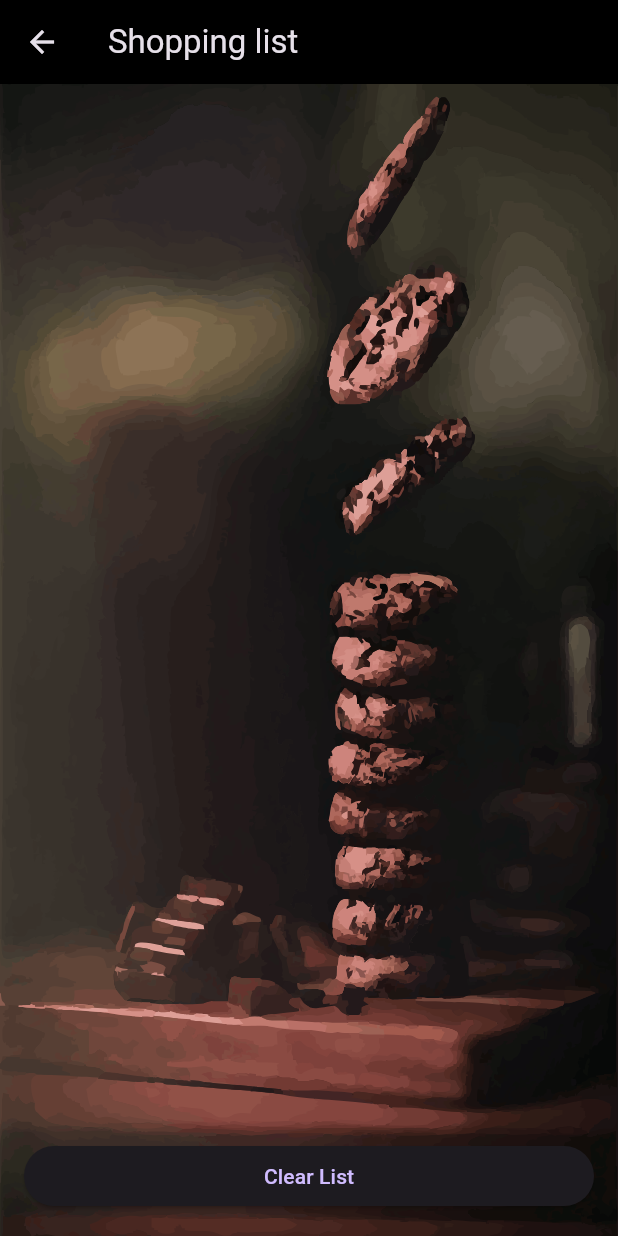
After one commit to romeovasil/proiect_chs, a Flutter app: the ShoppingCartScreen screen opened directly, after a tap on "Clear List", on a phone screen of 412 x 824 dp. The commit adds this screen. Run offline on Flutter 3.47's test engine with Material 3 defaults, Android fonts, the phone set to English and light mode, and no system bars; our stand-ins replace cloud_firestore, firebase_auth, firebase_core, firebase_storage, flutter_svg, image_picker and 1 more; accounts and stored records are empty; network calls fail.

Commit message:
added shopinglist screen

```diff
--- a/lib/resources/firestore_methods.dart
+++ b/lib/resources/firestore_methods.dart
@@ -72,4 +72,43 @@ class FirestoreMethods {
       );
     }
   }
+
+  Future<void> addIngredient(String uid, String ingredient) async {
+    DocumentReference userShoppingList =
+        _firebaseFirestore.collection("shoppingLists").doc(uid);
+
+    var snapshot = await userShoppingList.get();
+    var currentIngredients =
+        snapshot.exists ? List<String>.from(snapshot['ingredients']) : [];
+
+    currentIngredients.add(ingredient);
+
+    await userShoppingList.set({'ingredients': currentIngredients});
+  }
+
+  Future<void> deleteIngredient(String uid, String ingredient) async {
+    DocumentReference userShoppingList =
+        _firebaseFirestore.collection("shoppingLists").doc(uid);
+
+    var snapshot = await userShoppingList.get();
+    var currentIngredients =
+        snapshot.exists ? List<String>.from(snapshot['ingredients']) : [];
+
+    currentIngredients.remove(ingredient);
+
+    await userShoppingList.set({'ingredients': currentIngredients});
+  }
+
+  Future<void> clearShoppingList(String uid) async {
+    DocumentReference userShoppingList =
+        _firebaseFirestore.collection("shoppingLists").doc(uid);
+
+    var snapshot = await userShoppingList.get();
+    var currentIngredients =
+        snapshot.exists ? List<String>.from(snapshot['ingredients']) : [];
+
+    currentIngredients.clear();
+
+    await userShoppingList.set({'ingredients': currentIngredients});
+  }
 }
--- /dev/null
+++ b/lib/screens/shopping_cart_screen.dart
@@ -0,0 +1,134 @@
+import 'package:cloud_firestore/cloud_firestore.dart';
+import 'package:flutter/material.dart';
+import 'package:flutter_svg/svg.dart';
+import 'package:proiect_chs_r/resources/firestore_methods.dart';
+import 'package:proiect_chs_r/utils/colors.dart';
+import 'package:proiect_chs_r/providers/user_provider.dart';
+import 'package:provider/provider.dart';
+
+class ShoppingCartScreen extends StatefulWidget {
+  const ShoppingCartScreen({Key? key}) : super(key: key);
+
+  @override
+  _ShoppingCartScreenState createState() => _ShoppingCartScreenState();
+}
+
+class _ShoppingCartScreenState extends State<ShoppingCartScreen> {
+  late UserProvider userProvider;
+  List<String> shoppingList = [];
+
+  Future<List<String>> getShoppingList() async {
+    try {
+      DocumentSnapshot<Map<String, dynamic>> shoppingListsDoc =
+          await FirebaseFirestore.instance
+              .collection('shoppingLists')
+              .doc(userProvider.getUser!.uid)
+              .get();
+
+      if (shoppingListsDoc.exists) {
+        setState(() {
+          shoppingList =
+              List<String>.from(shoppingListsDoc.data()!['ingredients']);
+        });
+      }
+
+      print(shoppingList);
+    } catch (error) {
+      print('Error retrieving shopping list: $error');
+    }
+
+    return [];
+  }
+
+  @override
+  void initState() {
+    super.initState();
+    userProvider = Provider.of<UserProvider>(context, listen: false);
+    getShoppingList();
+  }
+
+  @override
+  void didChangeDependencies() {
+    super.didChangeDependencies();
+    userProvider = Provider.of<UserProvider>(context);
+  }
+
+  Future<void> deleteIngredient(String ingredient) async {
+    try {
+      await FirebaseFirestore.instance
+          .collection('shoppingLists')
+          .doc(userProvider.getUser!.uid)
+          .update({
+        'ingredients': FieldValue.arrayRemove([ingredient]),
+      });
+
+      getShoppingList();
+    } catch (error) {
+      print('Error deleting ingredient: $error');
+    }
+  }
+
+  Future<void> clearShoppingList() async {
+    await FirestoreMethods().clearShoppingList(userProvider.getUser!.uid);
+    getShoppingList();
+  }
+
+  @override
+  Widget build(BuildContext context) {
+    return Scaffold(
+      appBar: AppBar(
+        backgroundColor: mobileBackgroundColor,
+        title: const Text("Shopping list"),
+        centerTitle: false,
+      ),
+      body: Stack(
+        children: [
+          Positioned.fill(
+            child: SvgPicture.asset(
+              'assets/wallpaper.svg',
+              fit: BoxFit.cover,
+            ),
+          ),
+          Container(
+            margin: const EdgeInsets.only(top: 16.0, left: 16.0, right: 16.0),
+            child: ClipRRect(
+              borderRadius: BorderRadius.circular(12.0),
+              child: ListView.builder(
+                itemCount: shoppingList.length,
+                itemBuilder: (context, index) {
+                  return Container(
+                    margin: const EdgeInsets.symmetric(vertical: 8.0),
+                    decoration: BoxDecoration(
+                      color: Color.fromARGB(255, 174, 126, 5),
+                      borderRadius: BorderRadius.circular(12.0),
+                    ),
+                    child: ListTile(
+                      title: Text(shoppingList[index]),
+                      trailing: IconButton(
+                        icon: Icon(Icons.delete),
+                        onPressed: () {
+                          deleteIngredient(shoppingList[index]);
+                        },
+                      ),
+                    ),
+                  );
+                },
+              ),
+            ),
+          ),
+          Positioned(
+            bottom: 16.0,
+            left: 16.0,
+            right: 16.0,
+            child: ElevatedButton(
+              onPressed: () async {
+                await clearShoppingList();
+              },
+              child: Text("Clear List"),
+            ),
+          ),
+        ],
+      ),
+    );
+  }
+}
--- a/lib/utils/global_variables.dart
+++ b/lib/utils/global_variables.dart
@@ -3,13 +3,14 @@ import 'package:proiect_chs_r/screens/add_recipe_screen.dart';
 import 'package:proiect_chs_r/screens/home_screen.dart';
 import 'package:proiect_chs_r/screens/profile_screen.dart';
 import 'package:proiect_chs_r/screens/recommendation_screen.dart';
+import 'package:proiect_chs_r/screens/shopping_cart_screen.dart';
 
 const webscreenSize = 600;
 
 const homeScreenItems = [
   HomeScreen(),
   AddRecipeScreen(),
-  Text("cart"),
+  ShoppingCartScreen(),
   SearchFieldSample(),
   ProfileScreen(),
 ];
```
Also changed, not shown: lib/screens/recipe_details_screen.dart (+58 -8 lines), pubspec.lock, 1 other file.
